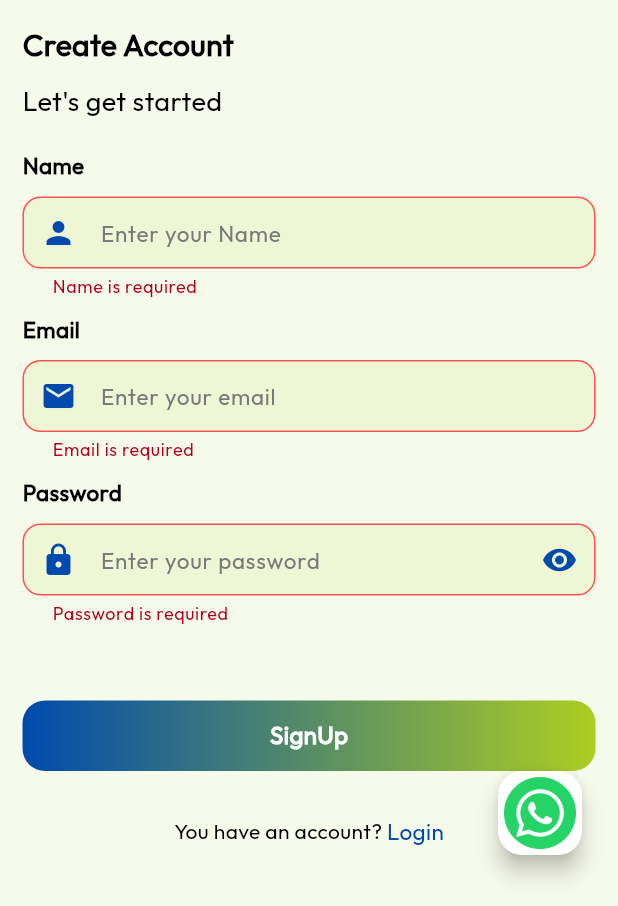
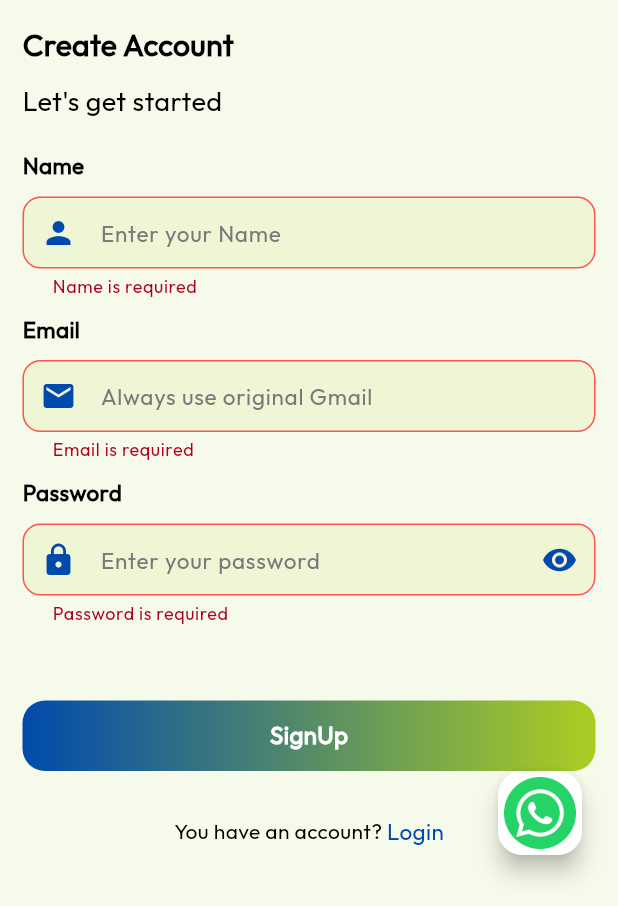
Before and after one commit to LeasureNFT/leasure_nft, a Flutter app: the SignUpScreen screen opened by its route, after a tap on "SignUp", on a phone screen of 412 x 824 dp, the part 330-1236 px from its top. Run offline on Flutter 3.47's test engine with Material 3 defaults, Android fonts, the phone set to English and light mode, and no system bars; our stand-ins replace cloud_firestore, device_info_plus, dropdown_search, firebase_auth, firebase_core, flutter_rating_bar and 6 more; missing offline and left inert: universal_html; accounts and stored records are empty.

Commit message:
fixed task submit issue ans email validation

```diff
--- a/lib/app/auth_controllers/auth_controller_vendor.dart
+++ b/lib/app/auth_controllers/auth_controller_vendor.dart
@@ -19,17 +19,16 @@ class ForgetPasswordController extends GetxController {
           .sendPasswordResetEmail(email: emailController.text.trim())
           .then((v) {
         isLoading.value = false;
-        showToast( 'Password reset email sent');
+        showToast('Password reset email sent to ${emailController.text.trim()}',
+            isError: false);
         Get.to(() => UserLoginScreen());
       }).onError((error, stackTrace) {
         isLoading.value = false;
-         showToast( 'Password reset email sent $error' , isError: true);
-
+        showToast('Password reset email sent $error', isError: true);
       });
     } catch (e) {
       isLoading.value = false;
-      showToast( 'Error: $e', isError: true);
-
+      showToast('Error: $e', isError: true);
     }
   }
 }
--- a/lib/app/auth_screens/sign_up_screen.dart
+++ b/lib/app/auth_screens/sign_up_screen.dart
@@ -83,16 +83,54 @@ class SignUpScreen extends GetView<SignupController> {
                         CustomTextField(
                           title: 'Email',
                           validator: (v) {
-                            if (v!.isEmpty) {
+                            if (v == null || v.trim().isEmpty) {
                               return 'Email is required';
                             }
-                            if (!v.isEmail) {
-                              return 'Enter a valid email';
+
+                            String email = v.trim();
+
+                            // Basic structure check
+                            if (!email.contains('@') ||
+                                !email.endsWith('.com')) {
+                              return 'Email must contain "@" and end with ".com"';
                             }
+
+                            // Length check
+                            if (email.length > 254) {
+                              return 'Email is too long';
+                            }
+
+                            // Must be Gmail only
+                            if (!email.toLowerCase().endsWith('@gmail.com')) {
+                              return 'Only Gmail addresses are allowed';
+                            }
+
+                            // Advanced regex for Gmail format
+                            final regex = RegExp(
+                                r"^(?!\.)(?!.*\.\.)([a-zA-Z0-9]+([._]?[a-zA-Z0-9]+)*)@gmail\.com$");
+                            if (!regex.hasMatch(email)) {
+                              return 'Enter a valid Gmail address';
+                            }
+
+                            // Disposable domain block (edge case)
+                            List<String> disposableDomains = [
+                              'mailinator.com',
+                              '10minutemail.com',
+                              'tempmail.com',
+                              'guerrillamail.com',
+                              'fakeinbox.com',
+                              'yopmail.com',
+                            ];
+
+                            String domain = email.split('@').last.toLowerCase();
+                            if (disposableDomains.contains(domain)) {
+                              return 'Disposable email addresses are not allowed';
+                            }
+
                             return null;
                           },
                           controller: controller.emailController,
-                          hintText: 'Enter your email',
+                          hintText: 'Always use original Gmail',
                           prefixIcon: Icons.email,
                           keyboardType: TextInputType.emailAddress,
                         ),
--- a/lib/app/users/screens/dashboard/profile/profile_screen.dart
+++ b/lib/app/users/screens/dashboard/profile/profile_screen.dart
@@ -133,7 +133,7 @@ class UserProfileScreen extends GetView<ProfileController> {
                                 // "https://github.com/LeasureNFT/leasureNFT/releases/download/1.0.0/app-release.apk"
                                 // Get.to(() => AboutUsScreen());
                                 final Uri url = Uri.parse(
-                                    "https://github.com/LeasureNFT/leasure_nft/releases/download/1.0/app-release.apk");
+                                    "https://github.com/LeasureNFT/leasure_nft/releases/download/1.0.1/app-release.apk");
 
                                 if (await canLaunchUrl(url)) {
                                   await launchUrl(url,
```
Also changed, not shown: lib/app/users/screens/dashboard/task/view_task_screen.dart (+7 -5 lines), 112 other files.
